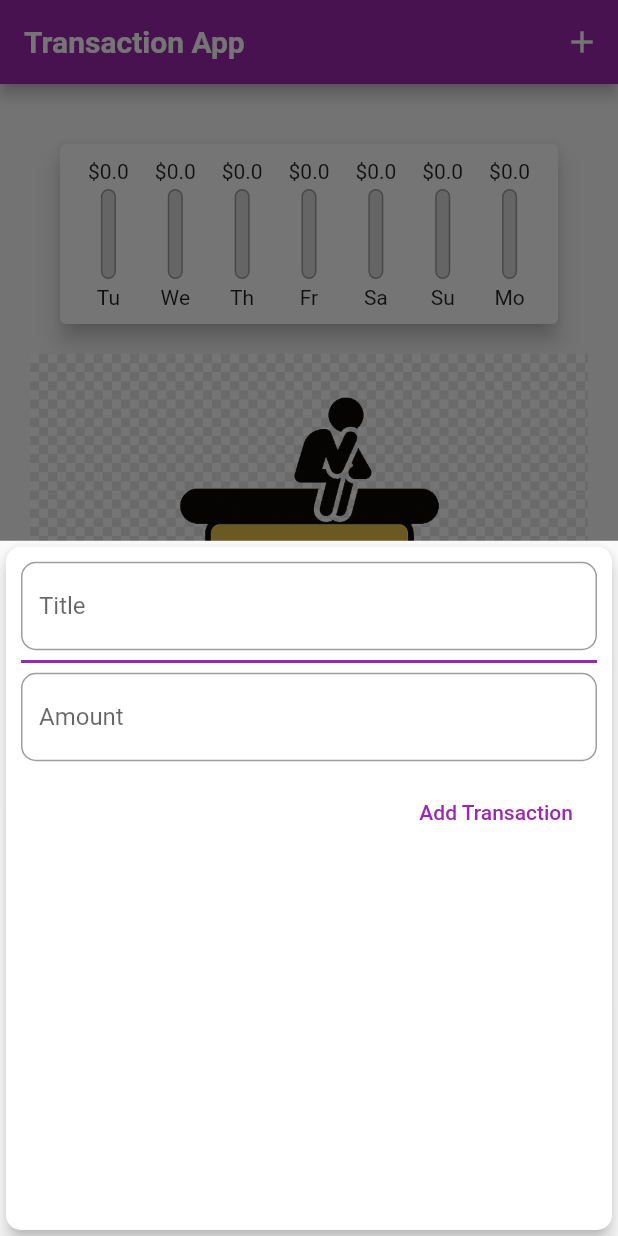
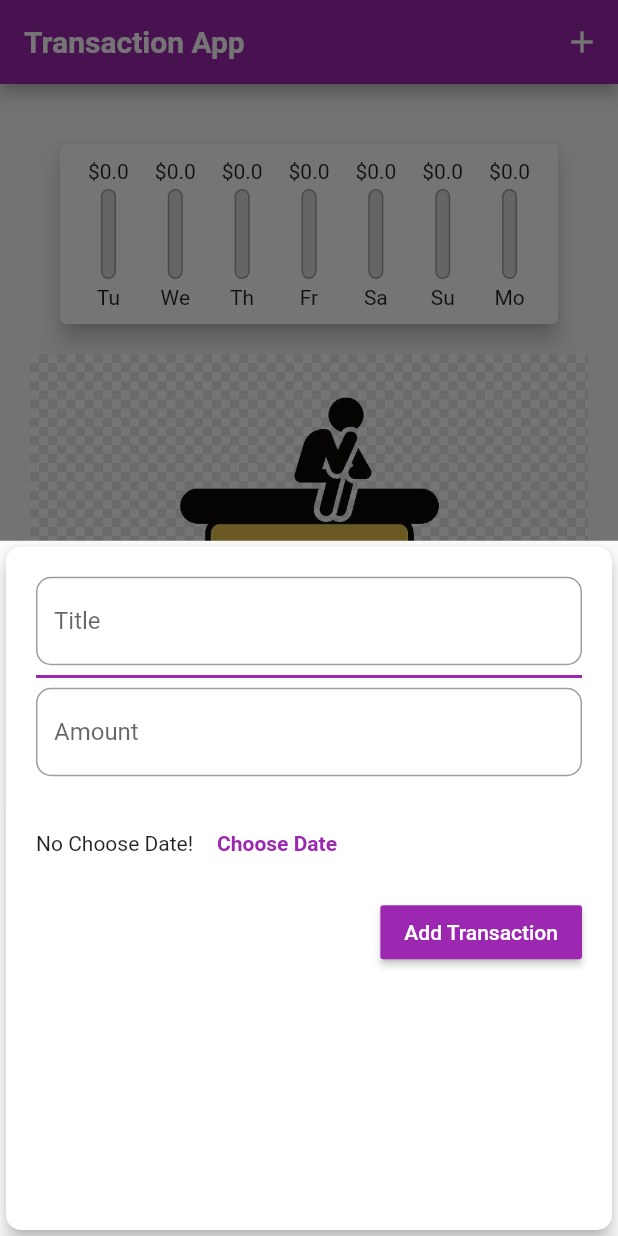
Before and after one commit to AmirrezaNasrollahzade/TransactionApp, a Flutter app: the screen it shows after launch, after a tap on the "add" icon, on a phone screen of 412 x 824 dp. Run offline on Flutter 3.47's test engine with Material 2 defaults, Android fonts, the phone set to English and light mode, and no system bars; Roboto replaces fonts that are missing (KOMIKAB).

Commit message:
second commit 2022/8/1

```diff
--- a/lib/main.dart
+++ b/lib/main.dart
@@ -96,12 +96,13 @@ class _MyHomePageState extends State<MyHomePage> {
   }
 
   //Function _addNewTransaction
-  void _addNewTransaction(String txTitle, String txAmount) {
+  void _addNewTransaction(
+      String txTitle, String txAmount, DateTime chosenDate) {
     final Transaction newTx = Transaction(
         id: DateTime.now().toString(),
         title: txTitle,
         amount: double.parse(txAmount),
-        date: DateTime.now());
+        date: chosenDate);
     setState(() {
       transactions.add(newTx);
     });
--- a/lib/widgets/AddNewTransaction.dart
+++ b/lib/widgets/AddNewTransaction.dart
@@ -1,6 +1,7 @@
 // ignore_for_file: must_be_immutable, file_names, deprecated_member_use
 
 import 'package:flutter/material.dart';
+import 'package:intl/intl.dart';
 
 class AddNewTransaction extends StatefulWidget {
   final Function? addNewTransaction;
@@ -14,34 +15,16 @@ class AddNewTransaction extends StatefulWidget {
 
 class _AddNewTransactionState extends State<AddNewTransaction> {
   int id = 0;
-
   TextEditingController titleController = TextEditingController();
-
   TextEditingController amountController = TextEditingController();
-
-  void submitData() {
-    final String title = titleController.text;
-    final double amount;
-    if (amountController.text == "") {
-      amount = 0;
-    } else {
-      amount = double.parse(amountController.text);
-    }
-
-    if (title.isEmpty || amount <= 0) {
-      return;
-    }
-    widget.addNewTransaction!(title, amount.toString());
-    Navigator.of(context).pop();
-  }
-
+  DateTime? selectedDate;
   @override
   Widget build(BuildContext context) {
     return Card(
       elevation: 5,
       shape: RoundedRectangleBorder(borderRadius: BorderRadius.circular(10)),
       child: Container(
-        padding: const EdgeInsets.all(10),
+        padding: const EdgeInsets.all(20),
         child: Column(
           crossAxisAlignment: CrossAxisAlignment.end,
           children: [
@@ -74,9 +57,25 @@ class _AddNewTransactionState extends State<AddNewTransaction> {
               ),
             ),
             const Padding(padding: EdgeInsets.only(top: 10)),
+            SizedBox(
+              height: 70,
+              child: Row(
+                children: [
+                  Text(selectedDate == null
+                      ? 'No Choose Date!'
+                      : DateFormat.yMd().format(selectedDate!)),
+                  FlatButton(
+                      textColor: Theme.of(context).primaryColor,
+                      onPressed: presentDatePicker,
+                      child: const Text('Choose Date',
+                          style: TextStyle(fontWeight: FontWeight.bold)))
+                ],
+              ),
+            ),
             //Button
-            FlatButton(
-              textColor: Colors.purple,
+            RaisedButton(
+              color: Theme.of(context).primaryColor,
+              textColor: Colors.white,
               onPressed: submitData,
               child: const Text('Add Transaction'),
             ),
@@ -85,4 +84,37 @@ class _AddNewTransactionState extends State<AddNewTransaction> {
       ),
     );
   }
+
+  //functions
+  void presentDatePicker() {
+    showDatePicker(
+            context: context,
+            initialDate: DateTime.now(),
+            firstDate: DateTime(2019),
+            lastDate: DateTime.now())
+        .then((pickedDate) {
+      if (pickedDate == null) {
+        return;
+      }
+      setState(() {
+        selectedDate = pickedDate;
+      });
+    });
+  }
+
+  void submitData() {
+    final String title = titleController.text;
+    final double amount;
+    if (amountController.text.isEmpty) {
+      return;
+    } else {
+      amount = double.parse(amountController.text);
+    }
+
+    if (title.isEmpty || amount <= 0 || selectedDate == null) {
+      return;
+    }
+    widget.addNewTransaction!(title, amount.toString(), selectedDate);
+    Navigator.of(context).pop();
+  }
 }
--- a/lib/widgets/transaction_list.dart
+++ b/lib/widgets/transaction_list.dart
@@ -46,4 +46,3 @@ class TransactionList extends StatelessWidget {
           );
   }
 }
-// '\$${transactions[index].amount}', //Value amount
```
